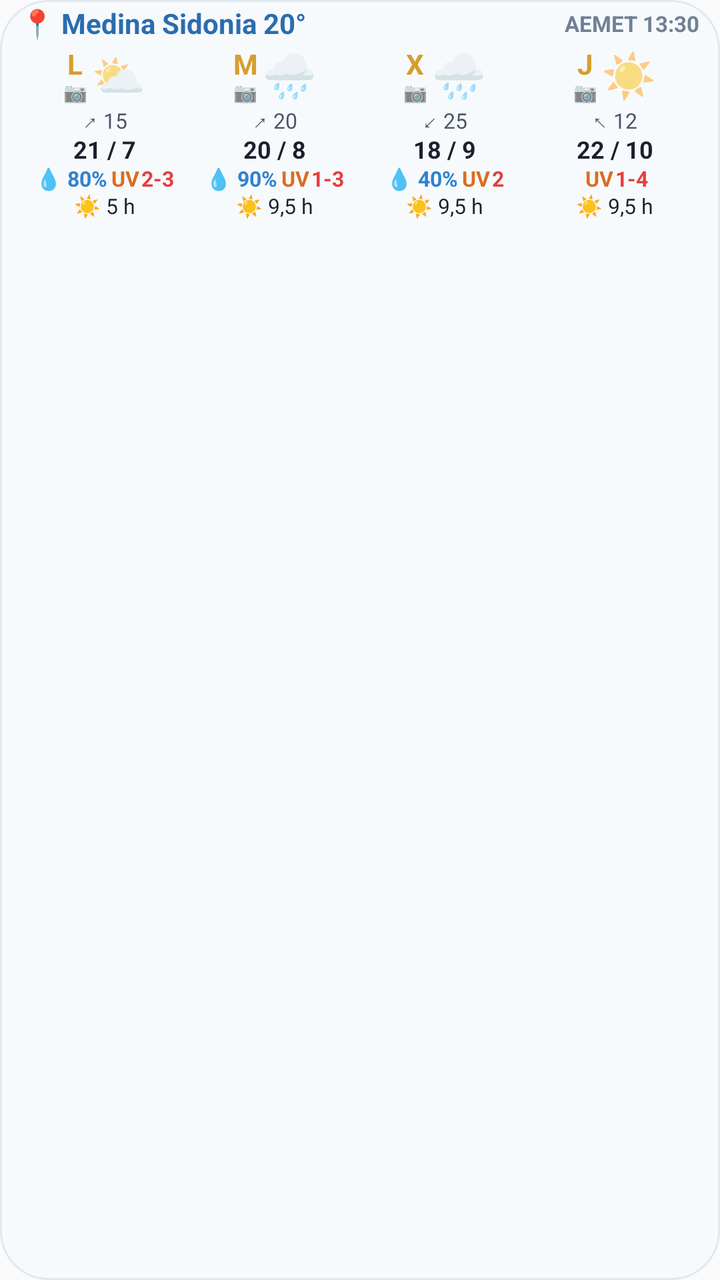
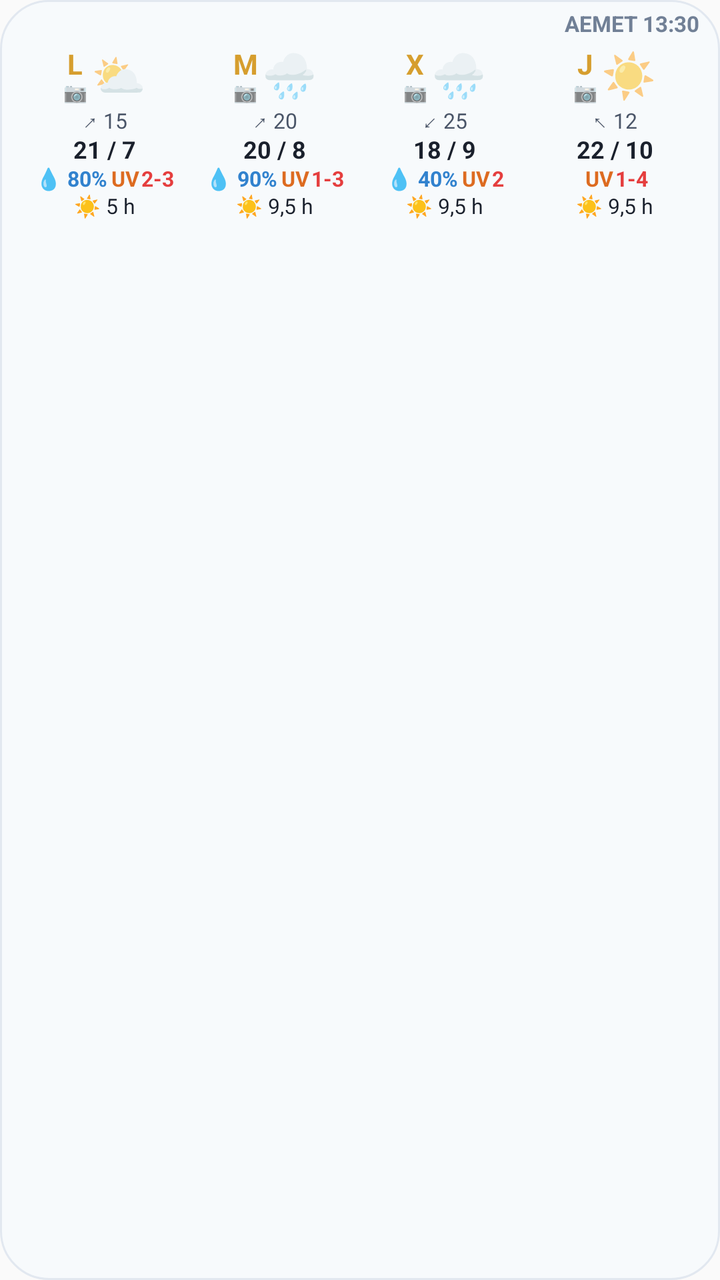

Compare the two renders of this Android layout. The source of the first and the diff that turns it into the second are given below.
<!-- AndroidManifest.xml: application theme Theme.AemetWidget -->
<!-- res/layout/widget_aemet_4x1.xml -->
<?xml version="1.0" encoding="utf-8"?>
<LinearLayout xmlns:android="http://schemas.android.com/apk/res/android"
    android:id="@+id/aemetWidgetRoot"
    android:layout_width="match_parent"
    android:layout_height="match_parent"
    android:background="@drawable/bg_widget_light"
    android:orientation="vertical"
    android:paddingStart="10dp"
    android:paddingEnd="10dp"
    android:paddingTop="4dp"
    android:paddingBottom="4dp">

    
    <LinearLayout
        android:layout_width="match_parent"
        android:layout_height="wrap_content"
        android:gravity="center_vertical"
        android:orientation="horizontal"
        android:layout_marginBottom="2dp">

        <TextView
            android:id="@+id/tvAemetHeaderCityTemp"
            android:layout_width="0dp"
            android:layout_height="wrap_content"
            android:layout_weight="1"
            android:ellipsize="end"
            android:includeFontPadding="false"
            android:singleLine="true"
            android:text="📍 Medina Sidonia 20°"
            android:textColor="#2B6CB0"
            android:textSize="14sp"
            android:textStyle="bold" />

        <TextView
            android:id="@+id/tvAemetUpdateTime"
            android:layout_width="wrap_content"
            android:layout_height="wrap_content"
            android:includeFontPadding="false"
            android:text="AEMET 13:30"
            android:textColor="#718096"
            android:textSize="11sp"
            android:textStyle="bold" />
    </LinearLayout>

    
    <LinearLayout
        android:layout_width="match_parent"
        android:layout_height="0dp"
        android:layout_weight="1"
        android:orientation="horizontal"
        android:weightSum="4">

        
        <LinearLayout
            android:id="@+id/aemetCard0"
            android:layout_width="0dp"
            android:layout_height="match_parent"
            android:layout_weight="1"
            android:gravity="center_horizontal"
            android:orientation="vertical"
            android:paddingTop="2dp"
            android:paddingBottom="2dp">

            <LinearLayout
                android:layout_width="wrap_content"
                android:layout_height="wrap_content"
                android:gravity="center_vertical"
                android:orientation="horizontal">

                <LinearLayout
                    android:layout_width="wrap_content"
                    android:layout_height="wrap_content"
                    android:gravity="center_horizontal"
                    android:orientation="vertical">

                    <TextView
                        android:id="@+id/aemetDay0"
                        android:layout_width="wrap_content"
                        android:layout_height="wrap_content"
                        android:includeFontPadding="false"
                        android:text="L"
                        android:textColor="#D69E2E"
                        android:textSize="14sp"
                        android:textStyle="bold" />

                    <TextView
                        android:id="@+id/aemetCam0"
                        android:layout_width="wrap_content"
                        android:layout_height="wrap_content"
                        android:includeFontPadding="false"
                        android:text="📷"
                        android:textSize="9.5sp" />
                </LinearLayout>

                <TextView
                    android:id="@+id/aemetIcon0"
                    android:layout_width="wrap_content"
                    android:layout_height="wrap_content"
                    android:layout_marginStart="2dp"
                    android:includeFontPadding="false"
                    android:text="⛅"
                    android:textSize="22sp" />
            </LinearLayout>

            <TextView
                android:id="@+id/aemetWind0"
                android:layout_width="wrap_content"
                android:layout_height="wrap_content"
                android:layout_marginTop="1dp"
                android:includeFontPadding="false"
                android:singleLine="true"
                android:text="↗ 15"
                android:textColor="#4A5568"
                android:textSize="10.5sp" />

            <TextView
                android:id="@+id/aemetTemp0"
                android:layout_width="wrap_content"
                android:layout_height="wrap_content"
                android:layout_marginTop="1dp"
                android:includeFontPadding="false"
                android:singleLine="true"
                android:text="21 / 7"
                android:textColor="#1A202C"
                android:textSize="12sp"
                android:textStyle="bold" />

            <LinearLayout
                android:id="@+id/aemetRainUvContainer0"
                android:layout_width="wrap_content"
                android:layout_height="wrap_content"
                android:layout_marginTop="1dp"
                android:gravity="center_vertical"
                android:orientation="horizontal">

                <TextView
                    android:id="@+id/aemetRain0"
                    android:layout_width="wrap_content"
                    android:layout_height="wrap_content"
                    android:includeFontPadding="false"
                    android:singleLine="true"
                    android:text="💧 80%"
                    android:textColor="#3182CE"
                    android:textSize="10.5sp"
                    android:textStyle="bold" />

                <LinearLayout
                    android:layout_width="wrap_content"
                    android:layout_height="wrap_content"
                    android:layout_marginStart="2dp"
                    android:gravity="center_vertical"
                    android:orientation="horizontal">

                    <TextView
                        android:id="@+id/aemetUvIcon0"
                        android:layout_width="wrap_content"
                        android:layout_height="wrap_content"
                        android:layout_marginEnd="1dp"
                        android:includeFontPadding="false"
                        android:singleLine="true"
                        android:text="UV"
                        android:textColor="#DD6B20"
                        android:textSize="10.5sp"
                        android:textStyle="bold" />

                    <TextView
                        android:id="@+id/aemetUvStart0"
                        android:layout_width="wrap_content"
                        android:layout_height="wrap_content"
                        android:includeFontPadding="false"
                        android:singleLine="true"
                        android:text="2-3"
                        android:textColor="#E53E3E"
                        android:textSize="10.5sp"
                        android:textStyle="bold" />
                </LinearLayout>
            </LinearLayout>

            <TextView
                android:id="@+id/aemetOutdoor0"
                android:layout_width="match_parent"
                android:layout_height="wrap_content"
                android:layout_marginTop="1dp"
                android:gravity="center"
                android:includeFontPadding="false"
                android:singleLine="true"
                android:text="☀️ 5 h"
                android:textColor="#1A202C"
                android:textSize="10.5sp" />
        </LinearLayout>

        
        <LinearLayout
            android:id="@+id/aemetCard1"
            android:layout_width="0dp"
            android:layout_height="match_parent"
            android:layout_weight="1"
            android:gravity="center_horizontal"
            android:orientation="vertical"
            android:paddingTop="2dp"
            android:paddingBottom="2dp">

            <LinearLayout
                android:layout_width="wrap_content"
                android:layout_height="wrap_content"
                android:gravity="center_vertical"
                android:orientation="horizontal">

                <LinearLayout
                    android:layout_width="wrap_content"
                    android:layout_height="wrap_content"
                    android:gravity="center_horizontal"
                    android:orientation="vertical">

                    <TextView
                        android:id="@+id/aemetDay1"
                        android:layout_width="wrap_content"
                        android:layout_height="wrap_content"
                        android:includeFontPadding="false"
                        android:text="M"
                        android:textColor="#D69E2E"
                        android:textSize="14sp"
                        android:textStyle="bold" />

                    <TextView
                        android:id="@+id/aemetCam1"
                        android:layout_width="wrap_content"
                        android:layout_height="wrap_content"
                        android:includeFontPadding="false"
                        android:text="📷"
                        android:textSize="9.5sp" />
                </LinearLayout>

                <TextView
                    android:id="@+id/aemetIcon1"
                    android:layout_width="wrap_content"
                    android:layout_height="wrap_content"
                    android:layout_marginStart="2dp"
                    android:includeFontPadding="false"
                    android:text="🌧️"
                    android:textSize="22sp" />
            </LinearLayout>

            <TextView
                android:id="@+id/aemetWind1"
                android:layout_width="wrap_content"
                android:layout_height="wrap_content"
                android:layout_marginTop="1dp"
                android:includeFontPadding="false"
                android:singleLine="true"
                android:text="↗ 20"
                android:textColor="#4A5568"
                android:textSize="10.5sp" />

            <TextView
                android:id="@+id/aemetTemp1"
                android:layout_width="wrap_content"
                android:layout_height="wrap_content"
                android:layout_marginTop="1dp"
                android:includeFontPadding="false"
                android:singleLine="true"
                android:text="20 / 8"
                android:textColor="#1A202C"
                android:textSize="12sp"
                android:textStyle="bold" />

            <LinearLayout
                android:id="@+id/aemetRainUvContainer1"
                android:layout_width="wrap_content"
                android:layout_height="wrap_content"
                android:layout_marginTop="1dp"
                android:gravity="center_vertical"
                android:orientation="horizontal">

                <TextView
                    android:id="@+id/aemetRain1"
                    android:layout_width="wrap_content"
                    android:layout_height="wrap_content"
                    android:includeFontPadding="false"
                    android:singleLine="true"
                    android:text="💧 90%"
                    android:textColor="#3182CE"
                    android:textSize="10.5sp"
                    android:textStyle="bold" />

                <LinearLayout
                    android:layout_width="wrap_content"
                    android:layout_height="wrap_content"
                    android:layout_marginStart="2dp"
                    android:gravity="center_vertical"
                    android:orientation="horizontal">

                    <TextView
                        android:id="@+id/aemetUvIcon1"
                        android:layout_width="wrap_content"
                        android:layout_height="wrap_content"
                        android:layout_marginEnd="1dp"
                        android:includeFontPadding="false"
                        android:singleLine="true"
                        android:text="UV"
                        android:textColor="#DD6B20"
                        android:textSize="10.5sp"
                        android:textStyle="bold" />

                    <TextView
                        android:id="@+id/aemetUvStart1"
                        android:layout_width="wrap_content"
                        android:layout_height="wrap_content"
                        android:includeFontPadding="false"
                        android:singleLine="true"
                        android:text="1-3"
                        android:textColor="#E53E3E"
                        android:textSize="10.5sp"
                        android:textStyle="bold" />
                </LinearLayout>
            </LinearLayout>

            <TextView
                android:id="@+id/aemetOutdoor1"
                android:layout_width="match_parent"
                android:layout_height="wrap_content"
                android:layout_marginTop="1dp"
                android:gravity="center"
                android:includeFontPadding="false"
                android:singleLine="true"
                android:text="☀️ 9,5 h"
                android:textColor="#1A202C"
                android:textSize="10.5sp" />
        </LinearLayout>

        
        <LinearLayout
            android:id="@+id/aemetCard2"
            android:layout_width="0dp"
            android:layout_height="match_parent"
            android:layout_weight="1"
            android:gravity="center_horizontal"
            android:orientation="vertical"
            android:paddingTop="2dp"
            android:paddingBottom="2dp">

            <LinearLayout
                android:layout_width="wrap_content"
                android:layout_height="wrap_content"
                android:gravity="center_vertical"
                android:orientation="horizontal">

                <LinearLayout
                    android:layout_width="wrap_content"
                    android:layout_height="wrap_content"
                    android:gravity="center_horizontal"
                    android:orientation="vertical">

                    <TextView
                        android:id="@+id/aemetDay2"
                        android:layout_width="wrap_content"
                        android:layout_height="wrap_content"
                        android:includeFontPadding="false"
                        android:text="X"
                        android:textColor="#D69E2E"
                        android:textSize="14sp"
                        android:textStyle="bold" />

                    <TextView
                        android:id="@+id/aemetCam2"
                        android:layout_width="wrap_content"
                        android:layout_height="wrap_content"
                        android:includeFontPadding="false"
                        android:text="📷"
                        android:textSize="9.5sp" />
                </LinearLayout>

                <TextView
                    android:id="@+id/aemetIcon2"
                    android:layout_width="wrap_content"
                    android:layout_height="wrap_content"
                    android:layout_marginStart="2dp"
                    android:includeFontPadding="false"
                    android:text="🌧️"
                    android:textSize="22sp" />
            </LinearLayout>

            <TextView
                android:id="@+id/aemetWind2"
                android:layout_width="wrap_content"
                android:layout_height="wrap_content"
                android:layout_marginTop="1dp"
                android:includeFontPadding="false"
                android:singleLine="true"
                android:text="↙ 25"
                android:textColor="#4A5568"
                android:textSize="10.5sp" />

            <TextView
                android:id="@+id/aemetTemp2"
                android:layout_width="wrap_content"
                android:layout_height="wrap_content"
                android:layout_marginTop="1dp"
                android:includeFontPadding="false"
                android:singleLine="true"
                android:text="18 / 9"
                android:textColor="#1A202C"
                android:textSize="12sp"
                android:textStyle="bold" />

            <LinearLayout
                android:id="@+id/aemetRainUvContainer2"
                android:layout_width="wrap_content"
                android:layout_height="wrap_content"
                android:layout_marginTop="1dp"
                android:gravity="center_vertical"
                android:orientation="horizontal">

                <TextView
                    android:id="@+id/aemetRain2"
                    android:layout_width="wrap_content"
                    android:layout_height="wrap_content"
                    android:includeFontPadding="false"
                    android:singleLine="true"
                    android:text="💧 40%"
                    android:textColor="#3182CE"
                    android:textSize="10.5sp"
                    android:textStyle="bold" />

                <LinearLayout
                    android:layout_width="wrap_content"
                    android:layout_height="wrap_content"
                    android:layout_marginStart="2dp"
                    android:gravity="center_vertical"
                    android:orientation="horizontal">

                    <TextView
                        android:id="@+id/aemetUvIcon2"
                        android:layout_width="wrap_content"
                        android:layout_height="wrap_content"
                        android:layout_marginEnd="1dp"
                        android:includeFontPadding="false"
                        android:singleLine="true"
                        android:text="UV"
                        android:textColor="#DD6B20"
                        android:textSize="10.5sp"
                        android:textStyle="bold" />

                    <TextView
                        android:id="@+id/aemetUvStart2"
                        android:layout_width="wrap_content"
                        android:layout_height="wrap_content"
                        android:includeFontPadding="false"
                        android:singleLine="true"
                        android:text="2"
                        android:textColor="#E53E3E"
                        android:textSize="10.5sp"
                        android:textStyle="bold" />
                </LinearLayout>
            </LinearLayout>

            <TextView
                android:id="@+id/aemetOutdoor2"
                android:layout_width="match_parent"
                android:layout_height="wrap_content"
                android:layout_marginTop="1dp"
                android:gravity="center"
                android:includeFontPadding="false"
                android:singleLine="true"
                android:text="☀️ 9,5 h"
                android:textColor="#1A202C"
                android:textSize="10.5sp" />
        </LinearLayout>

        
        <LinearLayout
            android:id="@+id/aemetCard3"
            android:layout_width="0dp"
            android:layout_height="match_parent"
            android:layout_weight="1"
            android:gravity="center_horizontal"
            android:orientation="vertical"
            android:paddingTop="2dp"
            android:paddingBottom="2dp">

            <LinearLayout
                android:layout_width="wrap_content"
                android:layout_height="wrap_content"
                android:gravity="center_vertical"
                android:orientation="horizontal">

                <LinearLayout
                    android:layout_width="wrap_content"
                    android:layout_height="wrap_content"
                    android:gravity="center_horizontal"
                    android:orientation="vertical">

                    <TextView
                        android:id="@+id/aemetDay3"
                        android:layout_width="wrap_content"
                        android:layout_height="wrap_content"
                        android:includeFontPadding="false"
                        android:text="J"
                        android:textColor="#D69E2E"
                        android:textSize="14sp"
                        android:textStyle="bold" />

                    <TextView
                        android:id="@+id/aemetCam3"
                        android:layout_width="wrap_content"
                        android:layout_height="wrap_content"
                        android:includeFontPadding="false"
                        android:text="📷"
                        android:textSize="9.5sp" />
                </LinearLayout>

                <TextView
                    android:id="@+id/aemetIcon3"
                    android:layout_width="wrap_content"
                    android:layout_height="wrap_content"
                    android:layout_marginStart="2dp"
                    android:includeFontPadding="false"
                    android:text="☀️"
                    android:textSize="22sp" />
            </LinearLayout>

            <TextView
                android:id="@+id/aemetWind3"
                android:layout_width="wrap_content"
                android:layout_height="wrap_content"
                android:layout_marginTop="1dp"
                android:includeFontPadding="false"
                android:singleLine="true"
                android:text="↖ 12"
                android:textColor="#4A5568"
                android:textSize="10.5sp" />

            <TextView
                android:id="@+id/aemetTemp3"
                android:layout_width="wrap_content"
                android:layout_height="wrap_content"
                android:layout_marginTop="1dp"
                android:includeFontPadding="false"
                android:singleLine="true"
                android:text="22 / 10"
                android:textColor="#1A202C"
                android:textSize="12sp"
                android:textStyle="bold" />

            <LinearLayout
                android:id="@+id/aemetRainUvContainer3"
                android:layout_width="wrap_content"
                android:layout_height="wrap_content"
                android:layout_marginTop="1dp"
                android:gravity="center_vertical"
                android:orientation="horizontal">

                <TextView
                    android:id="@+id/aemetRain3"
                    android:layout_width="wrap_content"
                    android:layout_height="wrap_content"
                    android:includeFontPadding="false"
                    android:singleLine="true"
                    android:text=""
                    android:textColor="#3182CE"
                    android:textSize="10.5sp"
                    android:textStyle="bold" />

                <LinearLayout
                    android:layout_width="wrap_content"
                    android:layout_height="wrap_content"
                    android:layout_marginStart="2dp"
                    android:gravity="center_vertical"
                    android:orientation="horizontal">

                    <TextView
                        android:id="@+id/aemetUvIcon3"
                        android:layout_width="wrap_content"
                        android:layout_height="wrap_content"
                        android:layout_marginEnd="1dp"
                        android:includeFontPadding="false"
                        android:singleLine="true"
                        android:text="UV"
                        android:textColor="#DD6B20"
                        android:textSize="10.5sp"
                        android:textStyle="bold" />

                    <TextView
                        android:id="@+id/aemetUvStart3"
                        android:layout_width="wrap_content"
                        android:layout_height="wrap_content"
                        android:includeFontPadding="false"
                        android:singleLine="true"
                        android:text="1-4"
                        android:textColor="#E53E3E"
                        android:textSize="10.5sp"
                        android:textStyle="bold" />
                </LinearLayout>
            </LinearLayout>

            <TextView
                android:id="@+id/aemetOutdoor3"
                android:layout_width="match_parent"
                android:layout_height="wrap_content"
                android:layout_marginTop="1dp"
                android:gravity="center"
                android:includeFontPadding="false"
                android:singleLine="true"
                android:text="☀️ 9,5 h"
                android:textColor="#1A202C"
                android:textSize="10.5sp" />
        </LinearLayout>
    </LinearLayout>
</LinearLayout>
<!-- resources referenced by this layout -->
<resources>
  <!-- drawable bg_widget_light (drawable) -->
  <?xml version="1.0" encoding="utf-8"?>
  <shape xmlns:android="http://schemas.android.com/apk/res/android"
      android:shape="rectangle">
      <solid android:color="#F7FAFC" />
      <corners android:radius="24dp" />
      <stroke android:width="1dp" android:color="#E2E8F0" />
  </shape>
  <style name="Theme.AemetWidget" parent="android:Theme.Material.Light.NoActionBar" />
</resources>

<!-- the commit's change to res/layout/widget_aemet_4x1.xml (unified diff, before → after) -->
@@ -26,7 +26,7 @@
             android:ellipsize="end"
             android:includeFontPadding="false"
             android:singleLine="true"
-            android:text="📍 Medina Sidonia 20°"
+            android:text=""
             android:textColor="#2B6CB0"
             android:textSize="14sp"
             android:textStyle="bold" />
